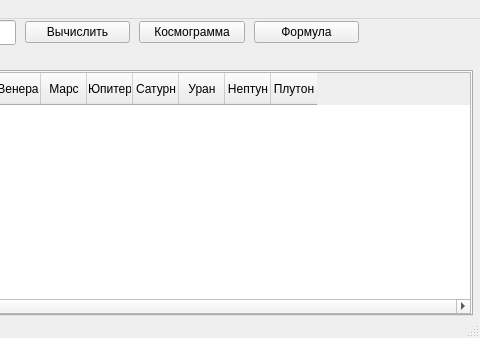
Makasinov/Space, file mainwindow.ui: the form before one commit; both pictures show x 245 to 725 and y 0 to 338 of the 725 by 338 pixel window.
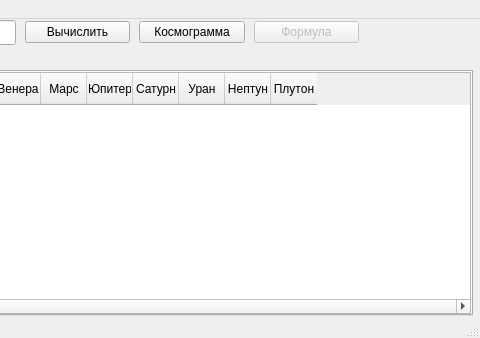
The form after the commit.

```diff
--- a/mainwindow.ui
+++ b/mainwindow.ui
@@ -383,6 +383,9 @@
        </item>
        <item row="1" column="4">
         <widget class="QPushButton" name="pushButton_3">
+         <property name="enabled">
+          <bool>false</bool>
+         </property>
          <property name="sizePolicy">
           <sizepolicy hsizetype="Fixed" vsizetype="Fixed">
            <horstretch>0</horstretch>
```
